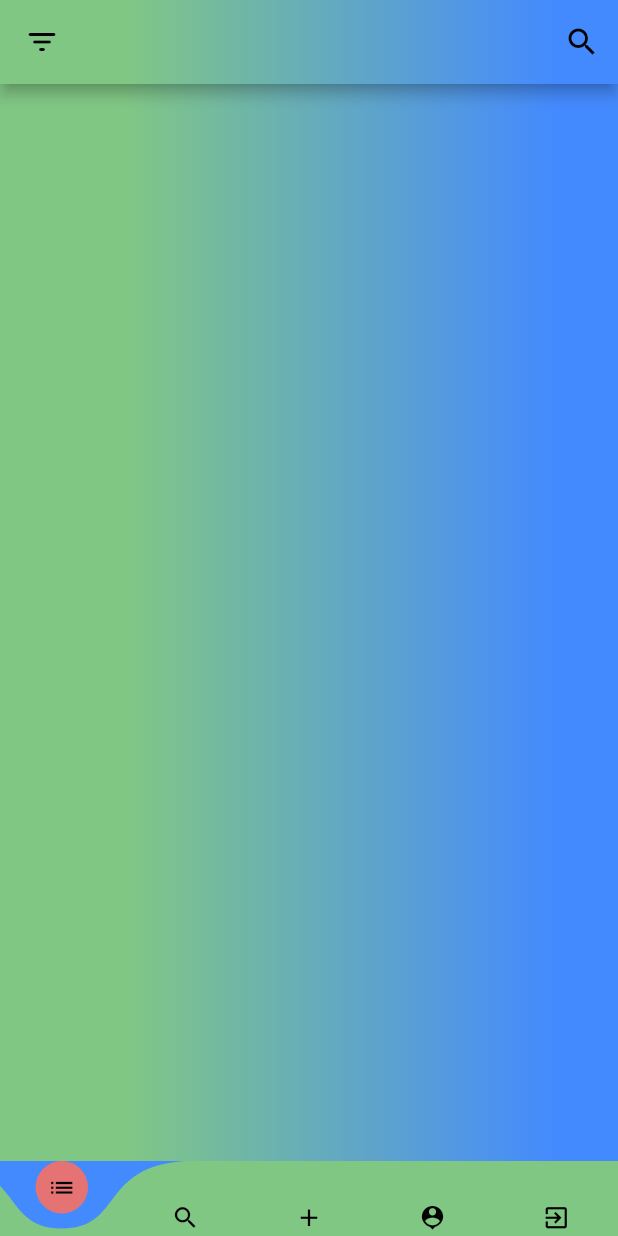
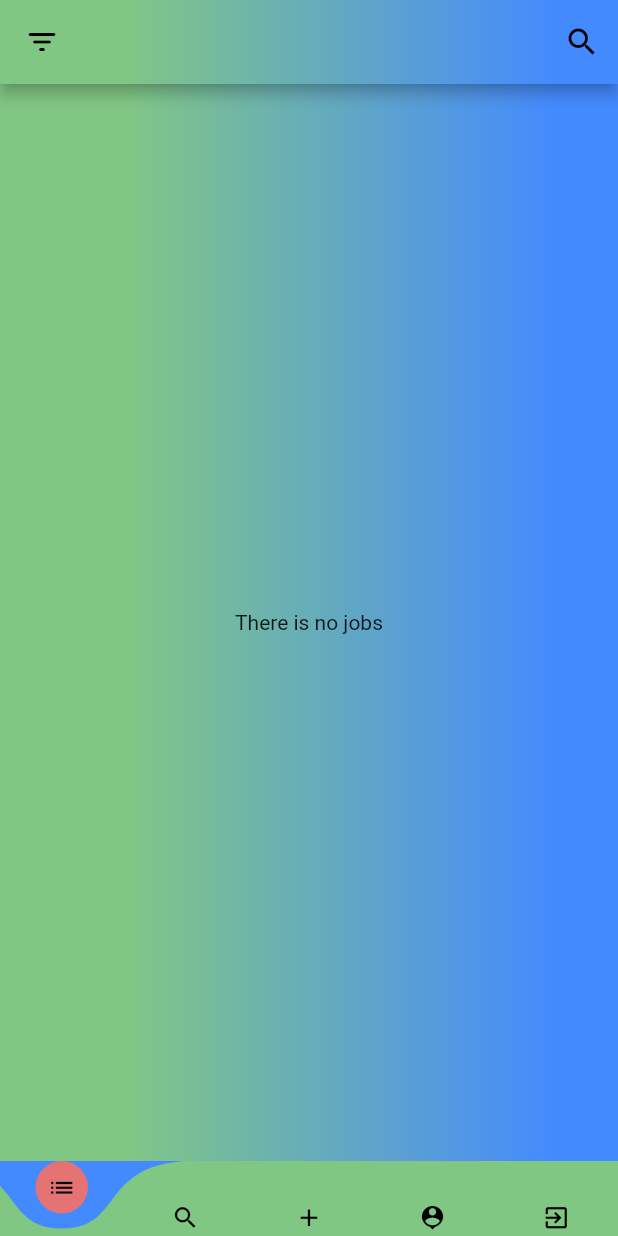
Before and after one commit to wahidunoppy/CSE327-Software-Engineering-Project, a Flutter app: the screen it shows once a user with an empty profile is signed in, on a phone screen of 412 x 824 dp. Run offline on Flutter 3.47's test engine with Material 2 defaults, Android fonts, the phone set to English and light mode, and no system bars; drawn by our look-alikes of curved_navigation_bar; our stand-ins replace cached_network_image, cloud_firestore, firebase_auth, firebase_core, firebase_storage, fluttertoast and 2 more; accounts and stored records are empty; network calls fail.

Commit message:
Job Board updated.

```diff
--- a/lib/Jobs/job_screen.dart
+++ b/lib/Jobs/job_screen.dart
@@ -1,7 +1,9 @@
+import 'package:cloud_firestore/cloud_firestore.dart';
 import 'package:firebase_auth/firebase_auth.dart';
 import 'package:flutter/material.dart';
 import 'package:setp/Search/search_job.dart';
 import 'package:setp/Widgets/bottom_nav_bar.dart';
+import 'package:setp/Widgets/job_widget.dart';
 
 import '../Persistent/persistent.dart';
 
@@ -143,6 +145,58 @@
             ),
           ],
         ),
+        body: StreamBuilder<QuerySnapshot<Map<String, dynamic>>>(
+          stream: FirebaseFirestore.instance
+              .collection('jobs')
+              .where('jobCategory', isEqualTo: jobCategoryFilter)
+              .where('recruitment', isEqualTo: true)
+              .orderBy('createdAt', descending: false)
+              .snapshots(),
+          builder: (context, AsyncSnapshot snapshot)
+          {
+            if(snapshot.connectionState == ConnectionState.waiting)
+              {
+                return const Center(child: CircularProgressIndicator(),);
+              }
+            else if(snapshot.connectionState == ConnectionState.active)
+            {
+              if(snapshot.data?.docs.isNotEmpty == true)
+                {
+                  return ListView.builder(
+                    itemCount: snapshot.data?.docs.length,
+                    itemBuilder: (BuildContext context, int index)
+                      {
+                        return JobWidget(
+                            jobTitle: snapshot.data?.docs[index]['jobTitle'],
+                            jobDescription: snapshot.data?.docs[index]['jobDescription'],
+                            jobId: snapshot.data?.docs[index]['jobId'],
+                            uploadedBy: snapshot.data?.docs[index]['uploadedBy'] ,
+                            userImage: snapshot.data?.docs[index]['userImage'],
+                            name: snapshot.data?.docs[index]['name'],
+                            recruitment: snapshot.data?.docs[index]['recruitment'],
+                            email: snapshot.data?.docs[index]['email'],
+                            location: snapshot.data?.docs[index]['location'],
+                        );
+                      }
+                  );
+                }
+              else
+                {
+                  return const Center(
+                    child: Text('There is no jobs'),
+                  );
+                }
+            }
+            return const Center(
+              child: Text(
+               'Something went wrong',
+               style: TextStyle(
+                 fontWeight: FontWeight.bold, fontSize: 30
+               ),
+              ),
+            );
+          }
+        )
       ),
       );
   }
--- a/lib/Widgets/job_widget.dart
+++ b/lib/Widgets/job_widget.dart
@@ -8,18 +8,18 @@
   final String uploadedBy;
   final String userImage;
   final String name;
-  final String recuitment;
+  final bool recruitment;
   final String email;
   final String location;
 
-  const JobWidget({
+    const JobWidget({
     required this.jobTitle,
     required this.jobDescription,
     required this.jobId,
     required this.uploadedBy,
     required this.userImage,
     required this.name,
-    required this.recuitment,
+    required this.recruitment,
     required this.email,
     required this.location,
 });
```
Also changed, not shown: lib/Jobs/upload_job.dart (+13 -2 lines).
